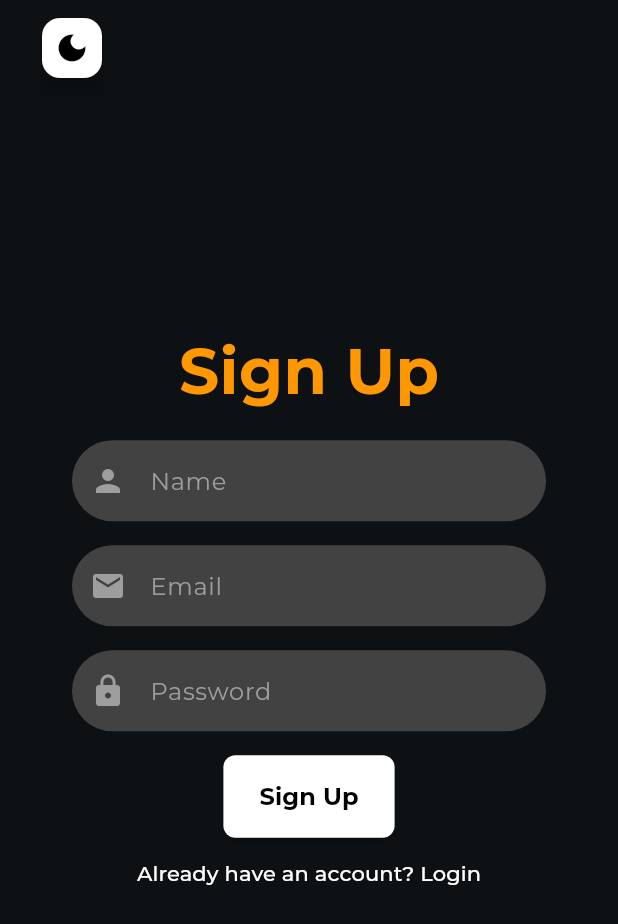
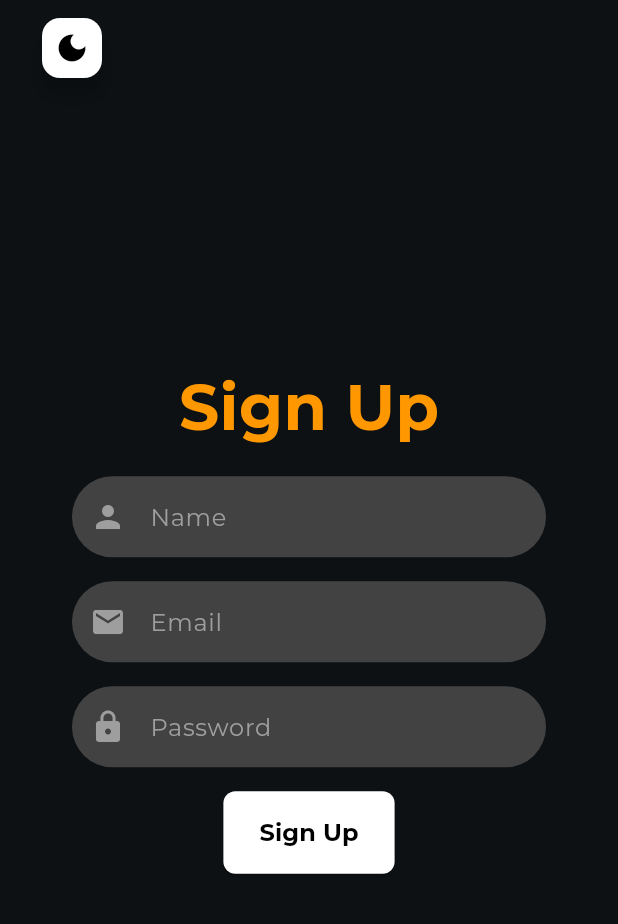
Before and after one commit to PartthK/Purdue-Social-Media-App, a Flutter app: the SignupScreen screen opened directly, on a phone screen of 412 x 824 dp. Shown: the top 924 px of the screen. Run offline on Flutter 3.47's test engine with Material 3 defaults, Android fonts, the phone set to English and light mode, and no system bars; our stand-ins replace cloud_firestore, firebase_auth, firebase_core, firebase_messaging, firebase_storage, google_fonts and 4 more; accounts and stored records are empty.

Commit message:
Added already have an account, login removed

```diff
--- a/lib/signup_screen.dart
+++ b/lib/signup_screen.dart
@@ -162,20 +162,6 @@ class _SignupScreenState extends State<SignupScreen> {
                   ),
                 ),
               ),
-              TextButton(
-                onPressed: () {
-                  Navigator.push(
-                    context,
-                    MaterialPageRoute(builder: (context) => LoginScreen()),
-                  );
-                },
-                child: Text(
-                  'Already have an account? Login',
-                  style: GoogleFonts.montserrat(
-                    color: _isDarkMode ? Colors.white : Colors.black,
-                  ),
-                ),
-              ),
               if (_validationMessage.isNotEmpty)
                 Padding(
                   padding: const EdgeInsets.only(top: 16.0),
```
